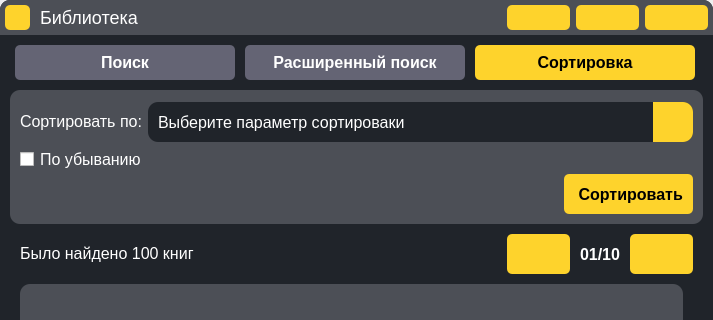
The window that Design/qt_ui/main_window.ui (PereverzevIvan/Online_library_for_Polytech) describes before a commit, drawn with Qt 5; both pictures show x 0 to 713 and y 0 to 320 of the 713 by 567 pixel window.
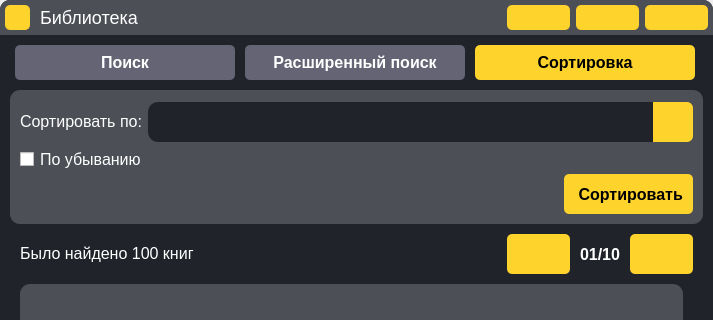
The same window after the commit. The open tabs and pages were chosen to show the change. Icons and pictures are not drawn.

Diff of the .ui file:
```diff
--- a/Design/qt_ui/main_window.ui
+++ b/Design/qt_ui/main_window.ui
@@ -130,6 +130,11 @@
 QComboBox:on {
     border-bottom-left-radius: 0px;
     border-bottom-right-radius: 0px;
+	border-left: 2px solid rgba(254,211,44,255);
+}
+
+QComboBox:focus {
+	border-left: 2px solid rgba(254,211,44,255);
 }
 
 QComboBox::drop-down {
@@ -137,8 +142,8 @@
     subcontrol-position: top right;
     width: 40px;
 	background-color: rgba(254,211,44,255);
-    border-top-right-radius: 10%;
-    border-bottom-right-radius: 10%;
+    border-top-right-radius: 6%;
+    border-bottom-right-radius: 6%;
 }
 
 QComboBox::drop-down:on {
@@ -909,7 +914,7 @@
                           <number>-1</number>
                          </property>
                          <property name="placeholderText">
-                          <string>Выберите параметр сортироваки</string>
+                          <string/>
                          </property>
                         </widget>
                        </item>
```
Left out of the diff: 4 changed lines with no effect on the pictures.
